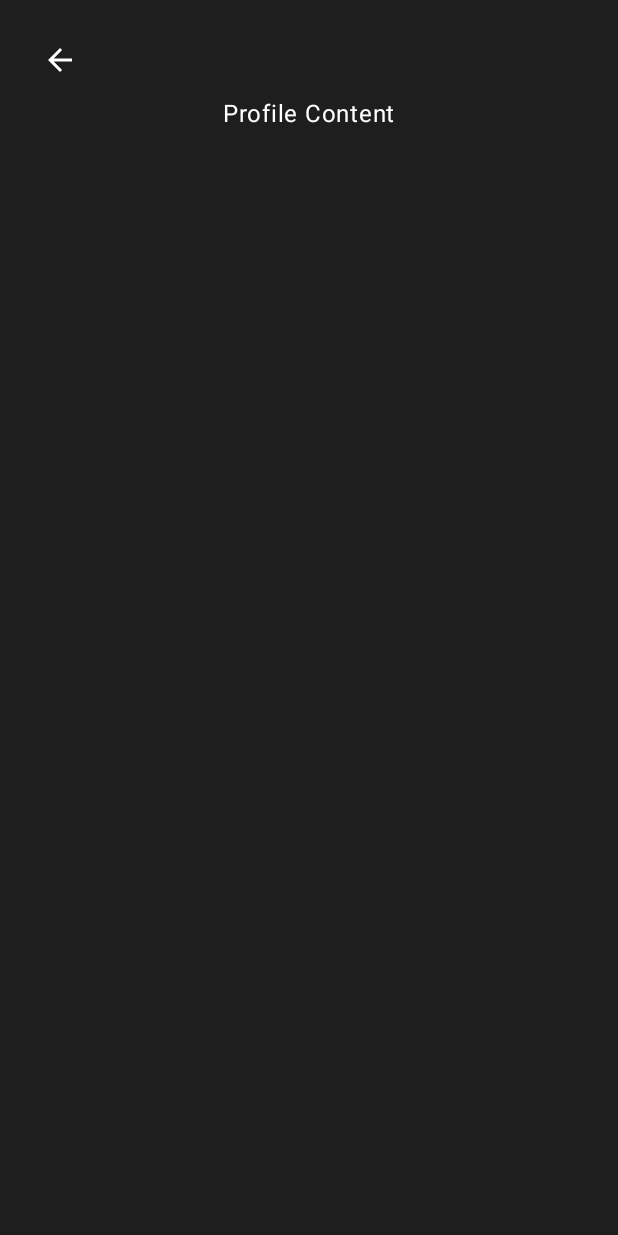
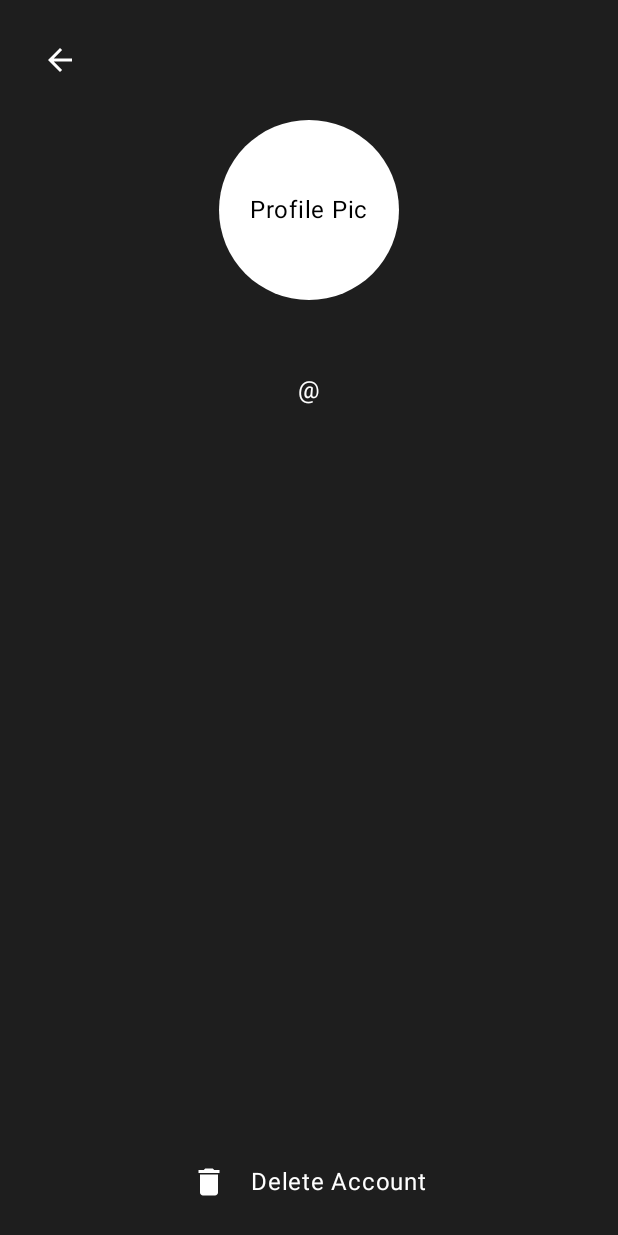
Before and after one commit to JugalC/SE2-App, an Android app built with Jetpack Compose: the ProfileActivity screen opened directly, with no data from a screen before it, on a phone screen of 412 x 824 dp. Before the commit the screen is almost empty. Run offline under Robolectric (Android 15) with nearby library versions, the phone set to English and light mode, and no system bars.

Commit message:
Implement profile page

```diff
--- a/mobile/app/src/main/java/ca/uwaterloo/tunein/ProfileActivity.kt
+++ b/mobile/app/src/main/java/ca/uwaterloo/tunein/ProfileActivity.kt
@@ -4,28 +4,45 @@ import android.content.Intent
 import android.os.Bundle
 import androidx.activity.ComponentActivity
 import androidx.activity.compose.setContent
+import androidx.compose.foundation.background
+import androidx.compose.foundation.clickable
 import androidx.compose.foundation.layout.Arrangement
+import androidx.compose.foundation.layout.Box
 import androidx.compose.foundation.layout.Column
 import androidx.compose.foundation.layout.Row
+import androidx.compose.foundation.layout.Spacer
 import androidx.compose.foundation.layout.fillMaxSize
 import androidx.compose.foundation.layout.fillMaxWidth
+import androidx.compose.foundation.layout.height
 import androidx.compose.foundation.layout.padding
+import androidx.compose.foundation.layout.size
+import androidx.compose.foundation.layout.width
+import androidx.compose.foundation.shape.CircleShape
+import androidx.compose.material.MaterialTheme
 import androidx.compose.material.icons.Icons
 import androidx.compose.material.icons.automirrored.filled.ArrowBack
+import androidx.compose.material.icons.filled.Delete
 import androidx.compose.material3.IconButton
 import androidx.compose.material3.Surface
 import androidx.compose.material3.Text
 import androidx.compose.runtime.Composable
 import androidx.compose.ui.Alignment
 import androidx.compose.ui.Modifier
+import androidx.compose.ui.draw.clip
+import androidx.compose.ui.graphics.vector.ImageVector
 import androidx.compose.ui.tooling.preview.Preview
 import androidx.compose.ui.unit.dp
+import ca.uwaterloo.tunein.auth.AuthManager
 import ca.uwaterloo.tunein.components.Icon
+import ca.uwaterloo.tunein.data.User
+import ca.uwaterloo.tunein.ui.theme.Color
 import ca.uwaterloo.tunein.ui.theme.TuneInTheme
 
 class ProfileActivity : ComponentActivity() {
     override fun onCreate(savedInstanceState: Bundle?) {
         super.onCreate(savedInstanceState)
+
+        val user = AuthManager.getUser(this)
 
         fun goBack() {
             val intent = Intent(this, PostsActivity::class.java)
@@ -33,16 +50,16 @@ class ProfileActivity : ComponentActivity() {
         }
 
         setContent {
-            ProfileContent{ goBack() }
+            ProfileContent(user) { goBack() }
         }
     }
 }
 
 @Composable
-fun ProfileContent(goBack: () -> Unit) {
+fun ProfileContent(user: User, goBack: () -> Unit) {
     TuneInTheme {
         Surface(
-            modifier = Modifier.fillMaxSize(),
+            modifier = Modifier.fillMaxSize()
         ) {
             Column(
                 modifier = Modifier
@@ -59,14 +76,57 @@ fun ProfileContent(goBack: () -> Unit) {
                         Icon(Icons.AutoMirrored.Filled.ArrowBack, contentDescription = "Go Back")
                     }
                 }
-                Text(text = "Profile Content")
+                Spacer(modifier = Modifier.height(16.dp))
+                ProfilePicture()
+                Spacer(modifier = Modifier.height(16.dp))
+                Text(text = "${user.firstName} ${user.lastName}")
+                Spacer(modifier = Modifier.height(8.dp))
+                Text(text = "@${user.username}")
+                Spacer(modifier = Modifier.height(16.dp))
+
+                Spacer(modifier = Modifier.weight(1f))
+                ProfileOption(icon = Icons.Default.Delete, text = "Delete Account")
             }
         }
+    }
+}
+
+@Composable
+fun ProfileOption(icon: ImageVector, text: String) {
+    Row(
+        verticalAlignment = Alignment.CenterVertically,
+        horizontalArrangement = Arrangement.Center,
+        modifier = Modifier
+            .fillMaxWidth()
+            .clickable { /* Handle Click */ }
+            .padding(horizontal = 16.dp, vertical = 8.dp)
+    ) {
+        Icon(
+            imageVector = icon,
+            contentDescription = null,
+            modifier = Modifier.size(24.dp),
+        )
+        Spacer(modifier = Modifier.width(16.dp))
+        Text(text = text)
+    }
+}
+
+@Composable
+fun ProfilePicture() {
+    Box(
+        contentAlignment = Alignment.Center,
+        modifier = Modifier
+            .size(120.dp)
+            .clip(CircleShape)
+            .background(color = MaterialTheme.colors.surface)
+    ) {
+        Text(text = "Profile Pic", color = Color.TextBlack)
     }
 }
 
 @Preview
 @Composable
 fun PreviewProfileContent() {
-    ProfileContent {}
+    val user = User("JohnDoe123", "John", "Doe")
+    ProfileContent(user) { }
 }
--- a/mobile/app/src/main/java/ca/uwaterloo/tunein/auth/AuthManager.kt
+++ b/mobile/app/src/main/java/ca/uwaterloo/tunein/auth/AuthManager.kt
@@ -1,6 +1,7 @@
 package ca.uwaterloo.tunein.auth
 
 import android.content.Context
+import ca.uwaterloo.tunein.data.User
 
 private const val PREF_NAME = "auth_pref"
 private val KEY_IS_LOGGED_IN = "is_logged_in"
@@ -25,13 +26,21 @@ class AuthManager {
             val prefs = context.getSharedPreferences(PREF_NAME, Context.MODE_PRIVATE)
             prefs.edit().putBoolean(KEY_IS_SPOTIFY_AUTH, isSpotifyAuthed).apply()
         }
-        fun getUsername(context: Context): String {
+        fun getUser(context: Context): User {
             val prefs = context.getSharedPreferences(PREF_NAME, Context.MODE_PRIVATE)
-            return prefs.getString("username", "")!!
+            val username = prefs.getString("username", "")!!
+            val firstName = prefs.getString("firstName", "")!!
+            val lastName = prefs.getString("lastName", "")!!
+            return User(username, firstName, lastName)
         }
-        fun setUsername(context: Context, username: String) {
+        fun setUser(context: Context, user: User) {
             val prefs = context.getSharedPreferences(PREF_NAME, Context.MODE_PRIVATE)
-            prefs.edit().putString("username", username).apply()
+            prefs
+                .edit()
+                .putString("username", user.username)
+                .putString("firstName", user.firstName)
+                .putString("lastName", user.lastName)
+                .apply()
         }
 
     }
--- /dev/null
+++ b/mobile/app/src/main/java/ca/uwaterloo/tunein/data/User.kt
@@ -0,0 +1,7 @@
+package ca.uwaterloo.tunein.data
+
+data class User(
+    val username: String = "",
+    val firstName: String = "",
+    val lastName: String = ""
+)
```
Also changed, not shown: mobile/app/src/main/java/ca/uwaterloo/tunein/LoginActivity.kt (+34 -7 lines), mobile/app/src/main/java/ca/uwaterloo/tunein/PostsActivity.kt (+5 -3 lines), mobile/app/src/main/java/ca/uwaterloo/tunein/SignupActivity.kt (+31 -4 lines), mobile/app/src/main/java/ca/uwaterloo/tunein/SpotifyConnectActivity.kt (+3 -4 lines).
